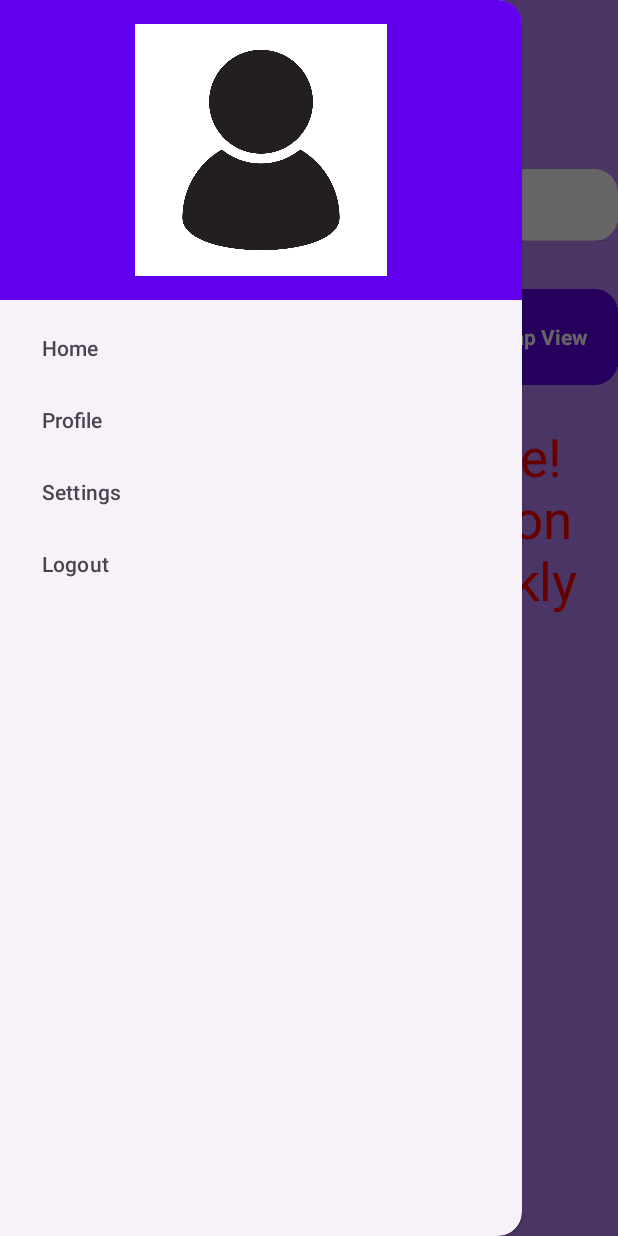
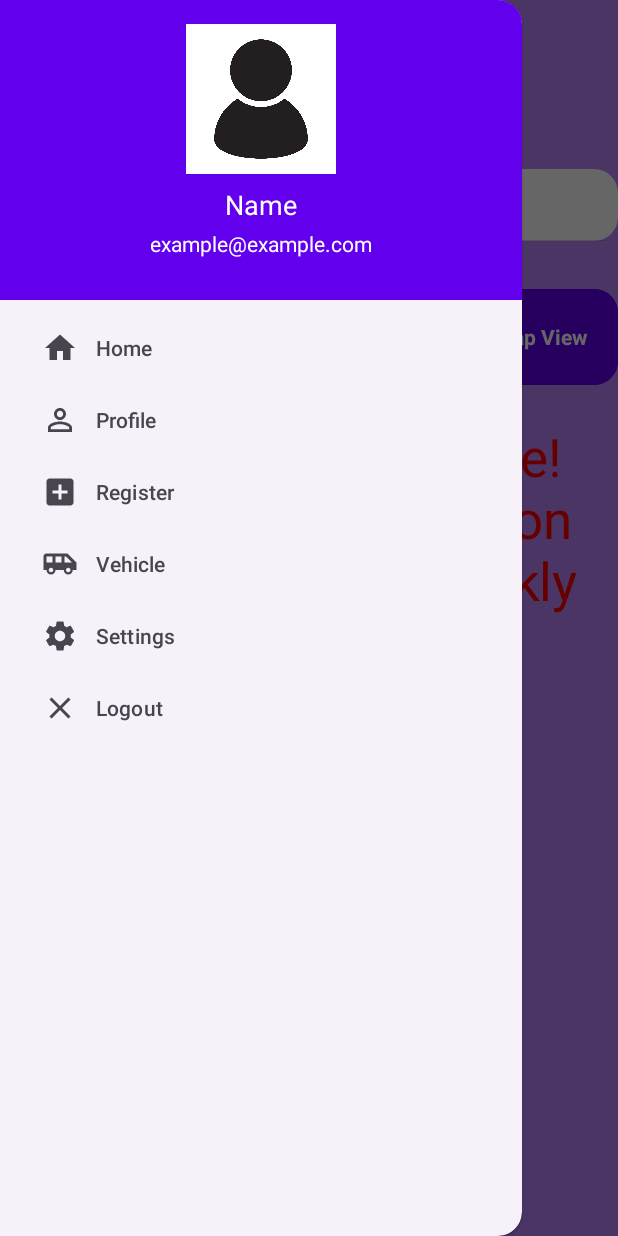
Before and after one commit to nithish1419/androidstudio, an Android app: the HomeActivity screen opened directly, with no data from a screen before it, with the side drawer open, on a phone screen of 412 x 824 dp. Run offline under Robolectric (Android 15) with nearby library versions, the phone set to English and light mode, and no system bars.

Commit message:
Final Commit

```diff
--- a/app/build.gradle.kts
+++ b/app/build.gradle.kts
@@ -36,6 +36,8 @@ dependencies {
     implementation(libs.activity)
     implementation(libs.constraintlayout)
     implementation(libs.firebase.auth)
+    implementation(libs.firebase.firestore)
+    implementation(platform("com.google.firebase:firebase-bom:32.1.0"))
     testImplementation(libs.junit)
     androidTestImplementation(libs.ext.junit)
     androidTestImplementation(libs.espresso.core)
--- a/app/src/main/AndroidManifest.xml
+++ b/app/src/main/AndroidManifest.xml
@@ -1,6 +1,9 @@
 <?xml version="1.0" encoding="utf-8"?>
 <manifest xmlns:android="http://schemas.android.com/apk/res/android"
     xmlns:tools="http://schemas.android.com/tools">
+
+    <uses-permission android:name="android.permission.INTERNET" />
+    <uses-permission android:name="android.permission.ACCESS_NETWORK_STATE" />
 
     <application
         android:allowBackup="true"
--- /dev/null
+++ b/app/src/main/res/drawable/close.xml
@@ -0,0 +1,5 @@
+<vector xmlns:android="http://schemas.android.com/apk/res/android" android:height="24dp" android:tint="#000000" android:viewportHeight="24" android:viewportWidth="24" android:width="24dp">
+
+    <path android:fillColor="@android:color/white" android:pathData="M19,6.41L17.59,5 12,10.59 6.41,5 5,6.41 10.59,12 5,17.59 6.41,19 12,13.41 17.59,19 19,17.59 13.41,12z"/>
+
+</vector>
--- /dev/null
+++ b/app/src/main/res/drawable/ic_home.xml
@@ -0,0 +1,9 @@
+<vector xmlns:android="http://schemas.android.com/apk/res/android"
+    android:width="24dp"
+    android:height="24dp"
+    android:viewportWidth="24"
+    android:viewportHeight="24">
+    <path
+        android:fillColor="@color/black"
+        android:pathData="M10,20v-6h4v6h5v-8h3L12,3 2,12h3v8z"/>
+</vector>
--- /dev/null
+++ b/app/src/main/res/drawable/ic_settings.xml
@@ -0,0 +1,9 @@
+<vector xmlns:android="http://schemas.android.com/apk/res/android"
+    android:width="24dp"
+    android:height="24dp"
+    android:viewportWidth="24"
+    android:viewportHeight="24">
+    <path
+        android:fillColor="#FFFFFF"
+        android:pathData="M19.14,12.936c0.036,-0.314 0.056,-0.635 0.056,-0.961s-0.02,-0.647 -0.056,-0.961l2.039,-1.583c0.188,-0.146 0.237,-0.42 0.114,-0.632l-1.928,-3.34c-0.122,-0.212 -0.379,-0.293 -0.598,-0.22l-2.396,0.959c-0.497,-0.384 -1.032,-0.715 -1.597,-0.978l-0.361,-2.528c-0.036,-0.213 -0.213,-0.374 -0.428,-0.374h-3.856c-0.215,0 -0.392,0.161 -0.428,0.374l-0.361,2.528c-0.565,0.263 -1.1,0.594 -1.597,0.978l-2.396,-0.959c-0.219,-0.073 -0.476,0.008 -0.598,0.22l-1.928,3.34c-0.123,0.213 -0.074,0.487 0.114,0.632l2.039,1.583c-0.036,0.314 -0.056,0.635 -0.056,0.961s0.02,0.647 0.056,0.961l-2.039,1.583c-0.188,0.146 -0.237,0.42 -0.114,0.632l1.928,3.34c0.122,0.212 0.379,0.293 0.598,0.22l2.396,-0.959c0.497,0.384 1.032,0.715 1.597,0.978l0.361,2.528c0.036,0.213 0.213,0.374 0.428,0.374h3.856c0.215,0 0.392,-0.161 0.428,-0.374l0.361,-2.528c0.565,-0.263 1.1,-0.594 1.597,-0.978l2.396,0.959c0.219,0.073 0.476,-0.008 0.598,-0.22l1.928,-3.34c0.123,-0.213 0.074,-0.487 -0.114,-0.632l-2.039,-1.583zM12,15.5c-1.933,0 -3.5,-1.567 -3.5,-3.5s1.567,-3.5 3.5,-3.5 3.5,1.567 3.5,3.5 -1.567,3.5 -3.5,3.5z"/>
+</vector>
--- /dev/null
+++ b/app/src/main/res/drawable/register.xml
@@ -0,0 +1,5 @@
+<vector xmlns:android="http://schemas.android.com/apk/res/android" android:height="24dp" android:tint="#000000" android:viewportHeight="24" android:viewportWidth="24" android:width="24dp">
+
+    <path android:fillColor="@android:color/white" android:pathData="M19,3L5,3c-1.11,0 -2,0.9 -2,2v14c0,1.1 0.89,2 2,2h14c1.1,0 2,-0.9 2,-2L21,5c0,-1.1 -0.9,-2 -2,-2zM17,13h-4v4h-2v-4L7,13v-2h4L11,7h2v4h4v2z"/>
+
+</vector>
--- /dev/null
+++ b/app/src/main/res/drawable/vehicle.xml
@@ -0,0 +1,5 @@
+<vector xmlns:android="http://schemas.android.com/apk/res/android" android:height="24dp" android:tint="#000000" android:viewportHeight="24" android:viewportWidth="24" android:width="24dp">
+
+    <path android:fillColor="@android:color/white" android:pathData="M17,5L3,5c-1.1,0 -2,0.89 -2,2v9h2c0,1.65 1.34,3 3,3s3,-1.35 3,-3h5.5c0,1.65 1.34,3 3,3s3,-1.35 3,-3L23,16v-5l-6,-6zM3,11L3,7h4v4L3,11zM6,17.5c-0.83,0 -1.5,-0.67 -1.5,-1.5s0.67,-1.5 1.5,-1.5 1.5,0.67 1.5,1.5 -0.67,1.5 -1.5,1.5zM13,11L9,11L9,7h4v4zM17.5,17.5c-0.83,0 -1.5,-0.67 -1.5,-1.5s0.67,-1.5 1.5,-1.5 1.5,0.67 1.5,1.5 -0.67,1.5 -1.5,1.5zM15,11L15,7h1l4,4h-5z"/>
+
+</vector>
--- /dev/null
+++ b/app/src/main/res/font/your_custom_font.xml
@@ -0,0 +1,4 @@
+<?xml version="1.0" encoding="utf-8"?>
+<font-family xmlns:android="http://schemas.android.com/apk/res/android">
+
+</font-family>
--- a/app/src/main/res/layout/nav_header.xml
+++ b/app/src/main/res/layout/nav_header.xml
@@ -7,15 +7,17 @@
     android:padding="16dp">
 
     <ImageView
-        android:layout_width="wrap_content"
-        android:layout_height="wrap_content"
+        android:layout_width="100dp"
+        android:layout_height="100dp"
         android:src="@drawable/profile"
-        android:layout_gravity="center" />
+        android:layout_gravity="center"
+        android:scaleType="centerCrop"
+        android:contentDescription="@string/profile_image" />
 
     <TextView
         android:layout_width="wrap_content"
         android:layout_height="wrap_content"
-        android:text="John Doe"
+        android:text="Name"
         android:textColor="@android:color/white"
         android:textSize="18sp"
         android:layout_marginTop="8dp"
@@ -24,7 +26,7 @@
     <TextView
         android:layout_width="wrap_content"
         android:layout_height="wrap_content"
-        android:text="john.doe@example.com"
+        android:text="example@example.com"
         android:textColor="@android:color/white"
         android:textSize="14sp"
         android:layout_marginTop="4dp"
--- a/app/src/main/res/menu/nav_menu.xml
+++ b/app/src/main/res/menu/nav_menu.xml
@@ -3,18 +3,32 @@
 
     <item
         android:id="@+id/nav_home"
-        android:title="Home" />
+        android:title="Home"
+        android:icon="@drawable/ic_home" />
 
     <item
         android:id="@+id/nav_profile"
-        android:title="Profile" />
+        android:title="Profile"
+        android:icon="@drawable/baseline_person_outline_24" />
+
+    <item
+        android:id="@+id/nav_register"
+        android:title="Register"
+        android:icon="@drawable/register" />
+
+    <item
+        android:id="@+id/nav_vehicle"
+        android:title="Vehicle"
+        android:icon="@drawable/vehicle" />
 
     <item
         android:id="@+id/nav_settings"
-        android:title="Settings" />
+        android:title="Settings"
+        android:icon="@drawable/ic_settings" />
 
     <item
         android:id="@+id/nav_logout"
-        android:title="Logout" />
+        android:title="Logout"
+        android:icon="@drawable/close" />
 
 </menu>
--- a/app/src/main/res/values/strings.xml
+++ b/app/src/main/res/values/strings.xml
@@ -1,3 +1,4 @@
 <resources>
     <string name="app_name">Fast Fine</string>
+    <string name="profile_image">profile_image</string>
 </resources>
--- a/gradle/libs.versions.toml
+++ b/gradle/libs.versions.toml
@@ -9,6 +9,7 @@ activity = "1.8.0"
 constraintlayout = "2.1.4"
 googleGmsGoogleServices = "4.4.1"
 firebaseAuth = "23.0.0"
+firebaseFirestore = "25.0.0"
 
 [libraries]
 junit = { group = "junit", name = "junit", version.ref = "junit" }
@@ -19,6 +20,7 @@ material = { group = "com.google.android.material", name = "material", version.r
 activity = { group = "androidx.activity", name = "activity", version.ref = "activity" }
 constraintlayout = { group = "androidx.constraintlayout", name = "constraintlayout", version.ref = "constraintlayout" }
 firebase-auth = { group = "com.google.firebase", name = "firebase-auth", version.ref = "firebaseAuth" }
+firebase-firestore = { group = "com.google.firebase", name = "firebase-firestore", version.ref = "firebaseFirestore" }
 
 [plugins]
 android-application = { id = "com.android.application", version.ref = "agp" }
```
Also changed, not shown: app/src/main/java/com/example/newfastfine/RegisterActivity.java (+29 -5 lines).
